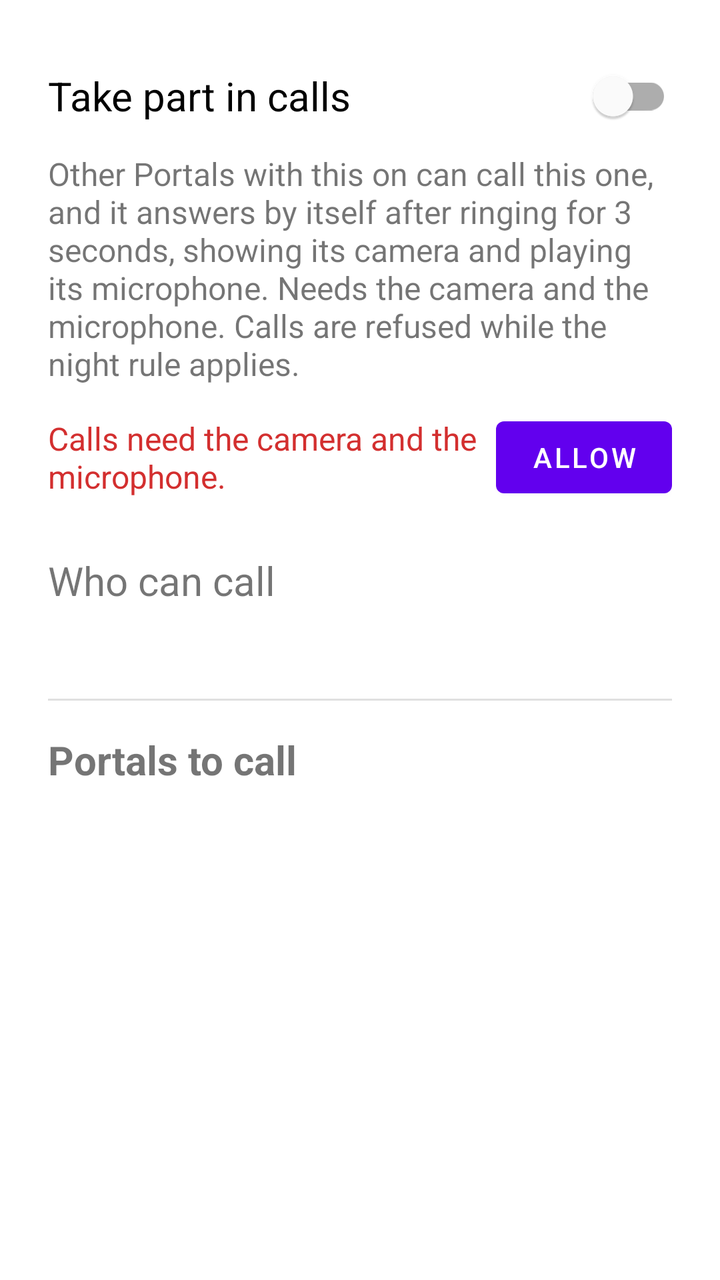
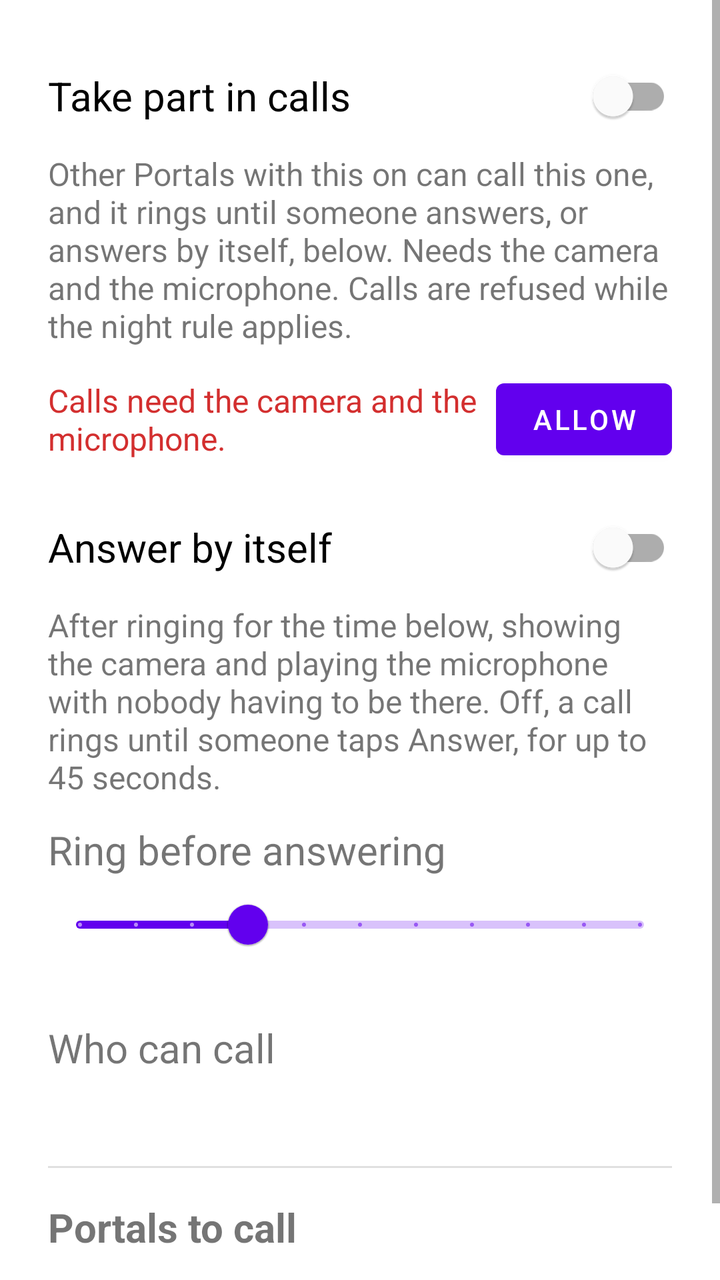

Compare the two renders of this Android layout. The source of the first and the diff that turns it into the second are given below.
<!-- AndroidManifest.xml: application theme Theme.AstroDock -->
<!-- res/layout/activity_calls.xml -->
<?xml version="1.0" encoding="utf-8"?>
<ScrollView xmlns:android="http://schemas.android.com/apk/res/android"
    android:layout_width="match_parent"
    android:layout_height="match_parent">

    <LinearLayout
        android:layout_width="match_parent"
        android:layout_height="wrap_content"
        android:orientation="vertical"
        android:padding="24dp">

        <com.google.android.material.switchmaterial.SwitchMaterial
            android:id="@+id/enabled"
            android:layout_width="match_parent"
            android:layout_height="wrap_content"
            android:text="@string/calls_enabled"
            android:textSize="20sp" />

        <TextView
            android:layout_width="match_parent"
            android:layout_height="wrap_content"
            android:layout_marginTop="4dp"
            android:text="@string/calls_enabled_summary"
            android:textSize="16sp" />

        
        <LinearLayout
            android:id="@+id/permission"
            android:layout_width="match_parent"
            android:layout_height="wrap_content"
            android:layout_marginTop="12dp"
            android:gravity="center_vertical"
            android:orientation="horizontal">

            <TextView
                android:layout_width="0dp"
                android:layout_height="wrap_content"
                android:layout_weight="1"
                android:text="@string/calls_no_permission"
                android:textColor="@color/error_text"
                android:textSize="16sp" />

            <Button
                android:id="@+id/allow"
                android:layout_width="wrap_content"
                android:layout_height="wrap_content"
                android:text="@string/system_call_button" />
        </LinearLayout>

        
        <LinearLayout
            android:id="@+id/allowed_row"
            android:layout_width="match_parent"
            android:layout_height="wrap_content"
            android:layout_marginTop="16dp"
            android:background="?android:attr/selectableItemBackground"
            android:orientation="vertical"
            android:paddingTop="8dp"
            android:paddingBottom="8dp">

            <TextView
                android:layout_width="wrap_content"
                android:layout_height="wrap_content"
                android:text="@string/calls_allowed"
                android:textSize="20sp" />

            <TextView
                android:id="@+id/allowed"
                android:layout_width="match_parent"
                android:layout_height="wrap_content"
                android:textSize="16sp" />
        </LinearLayout>

        <View
            android:layout_width="match_parent"
            android:layout_height="1dp"
            android:layout_marginTop="16dp"
            android:layout_marginBottom="16dp"
            android:background="?android:attr/listDivider" />

        <TextView
            android:layout_width="wrap_content"
            android:layout_height="wrap_content"
            android:text="@string/calls_peers_title"
            android:textSize="20sp"
            android:textStyle="bold" />

        
        <TextView
            android:id="@+id/peers_note"
            android:layout_width="match_parent"
            android:layout_height="wrap_content"
            android:layout_marginTop="8dp"
            android:textSize="16sp" />

        
        <LinearLayout
            android:id="@+id/peers"
            android:layout_width="match_parent"
            android:layout_height="wrap_content"
            android:orientation="vertical" />
    </LinearLayout>
</ScrollView>
<!-- resources referenced by this layout -->
<resources>
  <color name="error_text">#FFD32F2F</color>
  <string name="calls_allowed">Who can call</string>
  <string name="calls_enabled">Take part in calls</string>
  <string name="calls_enabled_summary">Other Portals with this on can call this one, and it answers by itself after ringing for 3 seconds, showing its camera and playing its microphone. Needs the camera and the microphone. Calls are refused while the night rule applies.</string>
  <string name="calls_no_permission">Calls need the camera and the microphone.</string>
  <string name="calls_peers_title">Portals to call</string>
  <string name="system_call_button">Allow</string>
  <style name="Theme.AstroDock" parent="Theme.MaterialComponents.DayNight.DarkActionBar">
          
          <item name="colorPrimary">@color/purple_500</item>
          <item name="colorPrimaryVariant">@color/purple_700</item>
          <item name="colorOnPrimary">@color/white</item>
          
          <item name="colorSecondary">@color/teal_200</item>
          <item name="colorSecondaryVariant">@color/teal_700</item>
          <item name="colorOnSecondary">@color/black</item>
          
          <item name="android:statusBarColor">?attr/colorPrimaryVariant</item>
          
      </style>
  <color name="purple_500">#FF6200EE</color>
  <color name="purple_700">#FF3700B3</color>
  <color name="white">#FFFFFFFF</color>
  <color name="teal_200">#FF03DAC5</color>
  <color name="teal_700">#FF018786</color>
  <color name="black">#FF000000</color>
</resources>

<!-- the commit's change to res/layout/activity_calls.xml (unified diff, before → after) -->
@@ -46,6 +46,53 @@
                 android:layout_height="wrap_content"
                 android:text="@string/system_call_button" />
         </LinearLayout>
+
+        <com.google.android.material.switchmaterial.SwitchMaterial
+            android:id="@+id/auto_answer"
+            android:layout_width="match_parent"
+            android:layout_height="wrap_content"
+            android:layout_marginTop="16dp"
+            android:text="@string/calls_auto_answer"
+            android:textSize="20sp" />
+
+        <TextView
+            android:layout_width="match_parent"
+            android:layout_height="wrap_content"
+            android:layout_marginTop="4dp"
+            android:text="@string/calls_auto_answer_summary"
+            android:textSize="16sp" />
+
+        
+        <LinearLayout
+            android:layout_width="match_parent"
+            android:layout_height="wrap_content"
+            android:layout_marginTop="12dp"
+            android:orientation="horizontal">
+
+            <TextView
+                android:id="@+id/auto_answer_delay_title"
+                android:layout_width="0dp"
+                android:layout_height="wrap_content"
+                android:layout_weight="1"
+                android:text="@string/calls_auto_answer_delay"
+                android:textSize="20sp" />
+
+            <TextView
+                android:id="@+id/auto_answer_delay_value"
+                android:layout_width="wrap_content"
+                android:layout_height="wrap_content"
+                android:textSize="20sp" />
+        </LinearLayout>
+
+        
+        <com.google.android.material.slider.Slider
+            android:id="@+id/auto_answer_delay"
+            android:layout_width="match_parent"
+            android:layout_height="wrap_content"
+            android:stepSize="1"
+            android:value="3"
+            android:valueFrom="0"
+            android:valueTo="10" />
 
         
         <LinearLayout
<!-- resource entries referenced after the edit -->
@@ -2,8 +2,11 @@
 <resources>
   <color name="error_text">#FFD32F2F</color>
   <string name="calls_allowed">Who can call</string>
+  <string name="calls_auto_answer">Answer by itself</string>
+  <string name="calls_auto_answer_delay">Ring before answering</string>
+  <string name="calls_auto_answer_summary">After ringing for the time below, showing the camera and playing the microphone with nobody having to be there. Off, a call rings until someone taps Answer, for up to 45 seconds.</string>
   <string name="calls_enabled">Take part in calls</string>
-  <string name="calls_enabled_summary">Other Portals with this on can call this one, and it answers by itself after ringing for 3 seconds, showing its camera and playing its microphone. Needs the camera and the microphone. Calls are refused while the night rule applies.</string>
+  <string name="calls_enabled_summary">Other Portals with this on can call this one, and it rings until someone answers, or answers by itself, below. Needs the camera and the microphone. Calls are refused while the night rule applies.</string>
   <string name="calls_no_permission">Calls need the camera and the microphone.</string>
   <string name="calls_peers_title">Portals to call</string>
   <string name="system_call_button">Allow</string>
